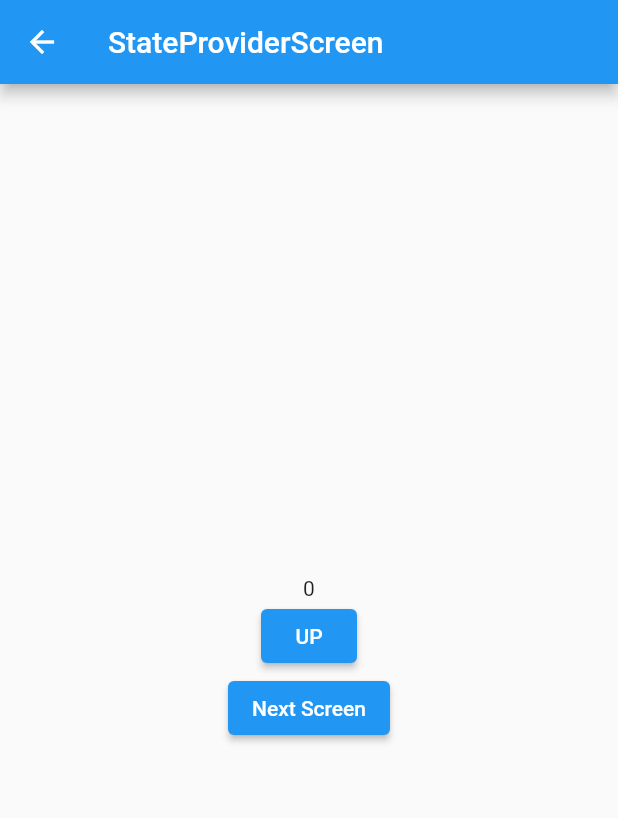
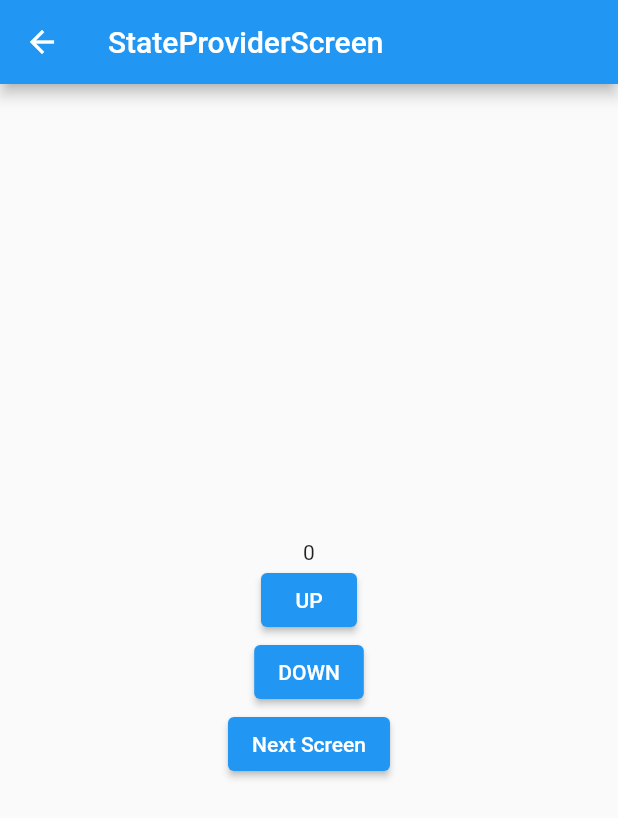
Before and after one commit to rldnd/flutter_riverpod_v2, a Flutter app: the screen it shows after launch, after a tap on "StateProviderScreen", on a phone screen of 412 x 824 dp. Shown: the top 818 px of the screen. Run offline on Flutter 3.47's test engine with Material 2 defaults, Android fonts, the phone set to English and light mode, and no system bars; our stand-ins replace flutter_riverpod.

Commit message:
feat(stateProvider): update second methods

```diff
--- a/lib/screen/state_provider_screen.dart
+++ b/lib/screen/state_provider_screen.dart
@@ -22,6 +22,13 @@ class StateProviderScreen extends ConsumerWidget {
                 ref.read(numberProvider.notifier).update((state) => state + 1);
               },
               child: const Text('UP'),
+            ),
+            ElevatedButton(
+              onPressed: () {
+                ref.read(numberProvider.notifier).state =
+                    ref.read(numberProvider.notifier).state - 1;
+              },
+              child: const Text('DOWN'),
             ),
             ElevatedButton(
               onPressed: () {
```
